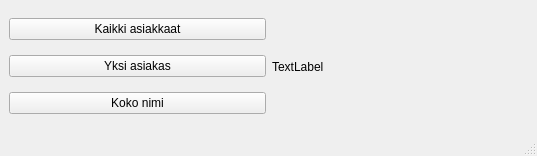
Qt form qt_frontend/mainwindow.ui (hsniemi/qt_example) before a commit.
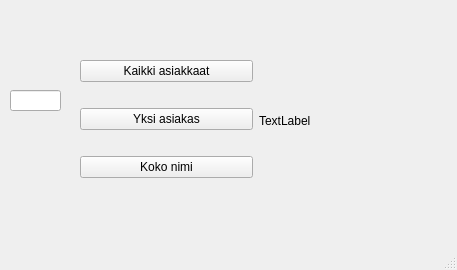
The same form after that commit.

Commit message: get examples ready

The edit to the form file:
```diff
--- a/qt_frontend/mainwindow.ui
+++ b/qt_frontend/mainwindow.ui
@@ -6,16 +6,38 @@
    <rect>
     <x>0</x>
     <y>0</y>
-    <width>537</width>
-    <height>156</height>
+    <width>457</width>
+    <height>270</height>
    </rect>
   </property>
   <property name="windowTitle">
    <string>MainWindow</string>
   </property>
   <widget class="QWidget" name="centralwidget">
-   <layout class="QVBoxLayout" name="verticalLayout_2">
-    <item>
+   <widget class="QLineEdit" name="lineEditId">
+    <property name="geometry">
+     <rect>
+      <x>10</x>
+      <y>90</y>
+      <width>51</width>
+      <height>21</height>
+     </rect>
+    </property>
+    <property name="font">
+     <font>
+      <pointsize>10</pointsize>
+     </font>
+    </property>
+   </widget>
+   <widget class="QWidget" name="">
+    <property name="geometry">
+     <rect>
+      <x>80</x>
+      <y>40</y>
+      <width>351</width>
+      <height>161</height>
+     </rect>
+    </property>
      <layout class="QHBoxLayout" name="horizontalLayout">
       <item>
        <layout class="QVBoxLayout" name="verticalLayout">
@@ -50,8 +72,7 @@
        </widget>
       </item>
      </layout>
-    </item>
-   </layout>
+   </widget>
   </widget>
   <widget class="QMenuBar" name="menubar">
    <property name="geometry">
```
Left out of the diff: 2 changed lines with no effect on the pictures. Lines whose indentation alone changed are shown as unchanged. The commit also changes 2 other files.
